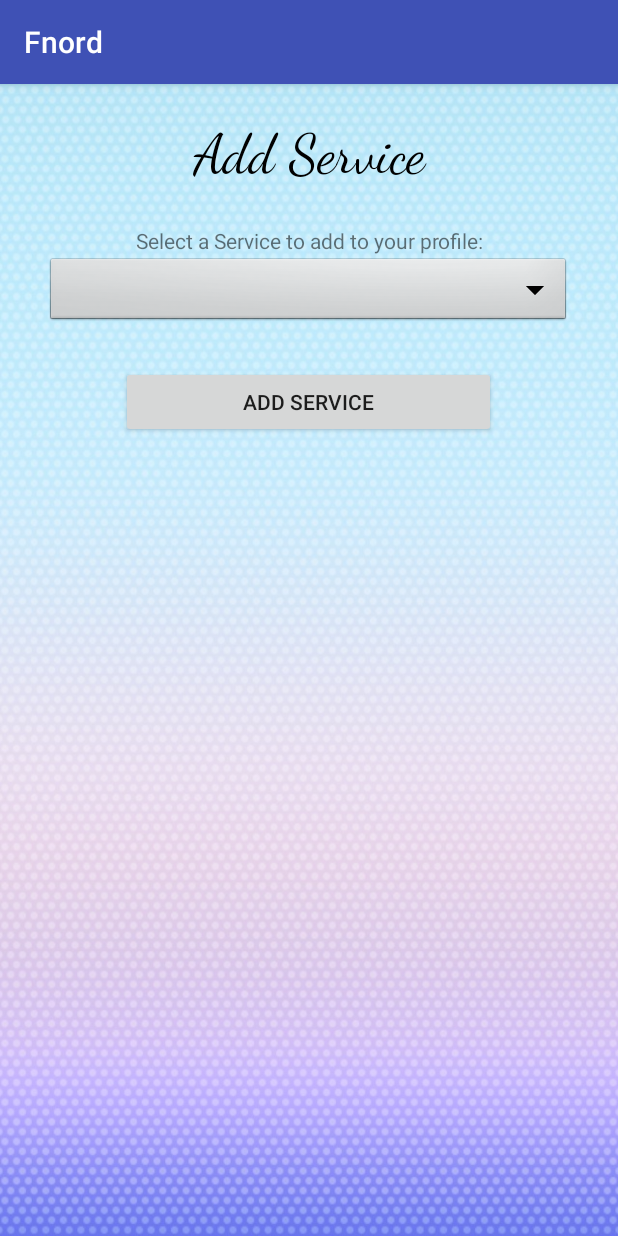
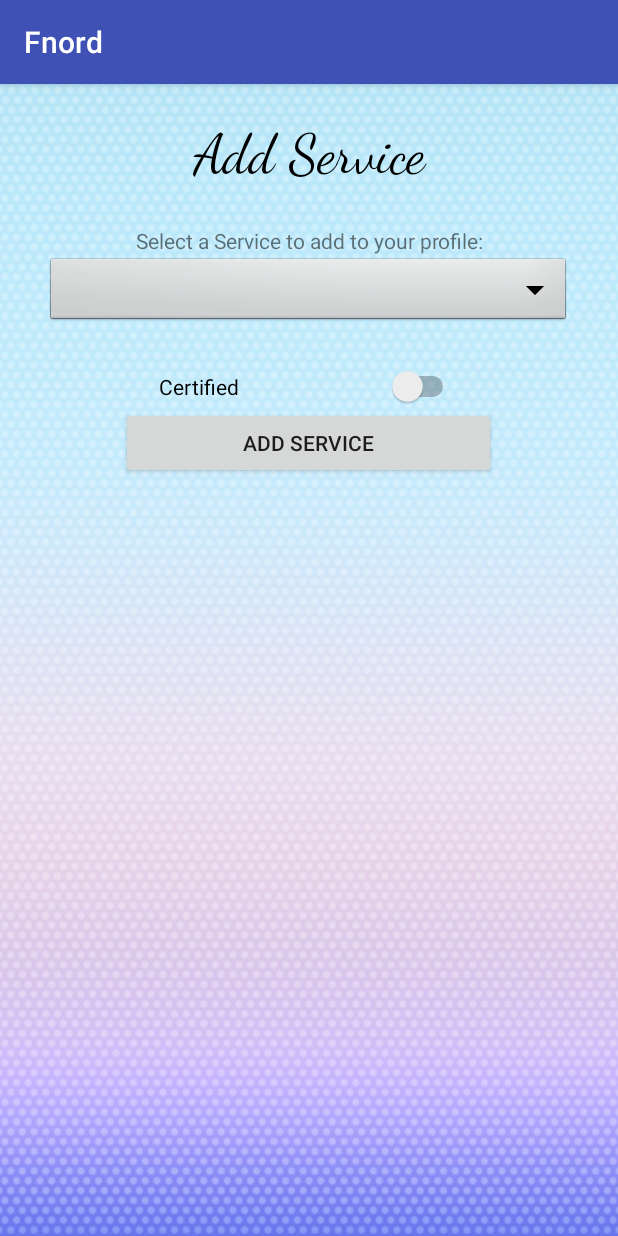
Before and after one commit to cryptaliagy/Fnord, an Android app: the SPAddService screen opened directly, with no data from a screen before it, on a phone screen of 412 x 824 dp. Run offline under Robolectric (Android 15) with nearby library versions, the phone set to English and light mode, and no system bars; our stand-ins replace Firebase (no records; nobody signed in at launch, a user with empty details on screens opened directly), RxJava.

Commit message:
Improved UX for SPViewService
Added "Add New" and "Back" buttons, and a switch to SPAddService so that ServiceProviders can specify whether or not they are certified in a specific service

```diff
--- a/app/src/main/java/slng/fnord/Activities/SPAddService.java
+++ b/app/src/main/java/slng/fnord/Activities/SPAddService.java
@@ -6,6 +6,7 @@ import android.view.View;
 import android.widget.ArrayAdapter;
 import android.widget.Button;
 import android.widget.Spinner;
+import android.widget.Switch;
 import android.widget.Toast;
 
 import java.util.ArrayList;
@@ -18,13 +19,18 @@ import slng.fnord.Structures.Services;
 public class SPAddService extends AppCompatActivity {
     private Spinner addServicesSpinner;
     private Button addService;
-    public static Services ser = MainActivity.getServices();
-    public static String currentService;
+    private static Services ser = MainActivity.getServices();
+    private static String currentService;
+    private static Boolean certified;
 
     @Override
     protected void onCreate(Bundle savedInstanceState) {
         super.onCreate(savedInstanceState);
         setContentView(R.layout.activity_spadd_service);
+
+        Switch certifiedSwitch = findViewById(R.id.switch1);
+
+        certifiedSwitch.setOnCheckedChangeListener(((buttonView, isChecked) -> certified = isChecked ));
 
         initializeSpinner();
 
@@ -35,6 +41,7 @@ public class SPAddService extends AppCompatActivity {
             public void onClick(View v) {
                 currentService = addServicesSpinner.getSelectedItem().toString();
 
+
                 if (((ServiceProvider) SignInActivity.currentUser).getServiceList().contains(currentService)) {
                     Toast toast = Toast.makeText(getApplicationContext(), "Service has already been added", Toast.LENGTH_SHORT);
                     toast.show();
@@ -42,7 +49,8 @@ public class SPAddService extends AppCompatActivity {
                 }
                 else {
                     currentService = addServicesSpinner.getSelectedItem().toString();
-                    ((ServiceProvider) SignInActivity.currentUser).addService(currentService);
+
+                    ((ServiceProvider) SignInActivity.currentUser).addService(currentService, certified);
                     Toast toast = Toast.makeText(getApplicationContext(), "Service has been added", Toast.LENGTH_SHORT);
                     DBHelper.updateUser(SignInActivity.currentUser);
                     toast.show();
--- a/app/src/main/res/layout/activity_spadd_service.xml
+++ b/app/src/main/res/layout/activity_spadd_service.xml
@@ -49,6 +49,13 @@
             android:layout_width="match_parent"
             android:layout_height="25dp" />
 
+        <Switch
+            android:id="@+id/switch1"
+            android:layout_width="200dp"
+            android:layout_height="wrap_content"
+            android:checked="false"
+            android:text="Certified" />
+
         <Button
             android:id="@+id/SPAddServiceButton"
             android:layout_width="250dp"
```
Also changed, not shown: app/src/main/java/slng/fnord/Activities/SPViewService.java (+10 -0 lines), app/src/main/res/layout/activity_spview_service.xml (+23 -1 lines).
